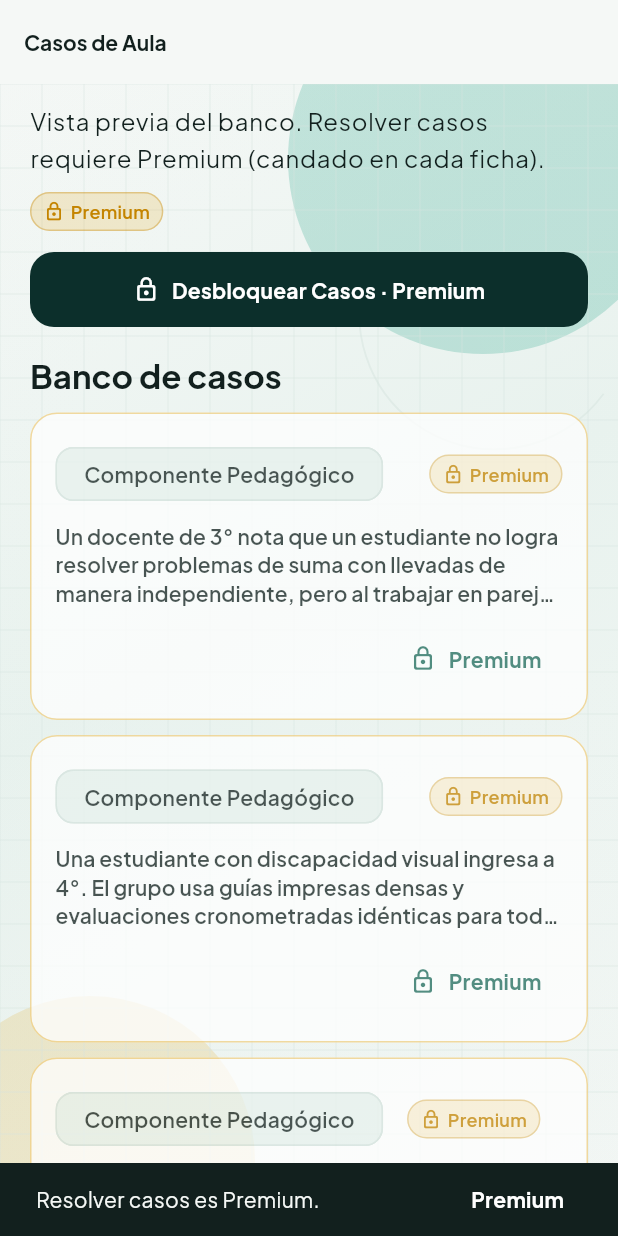
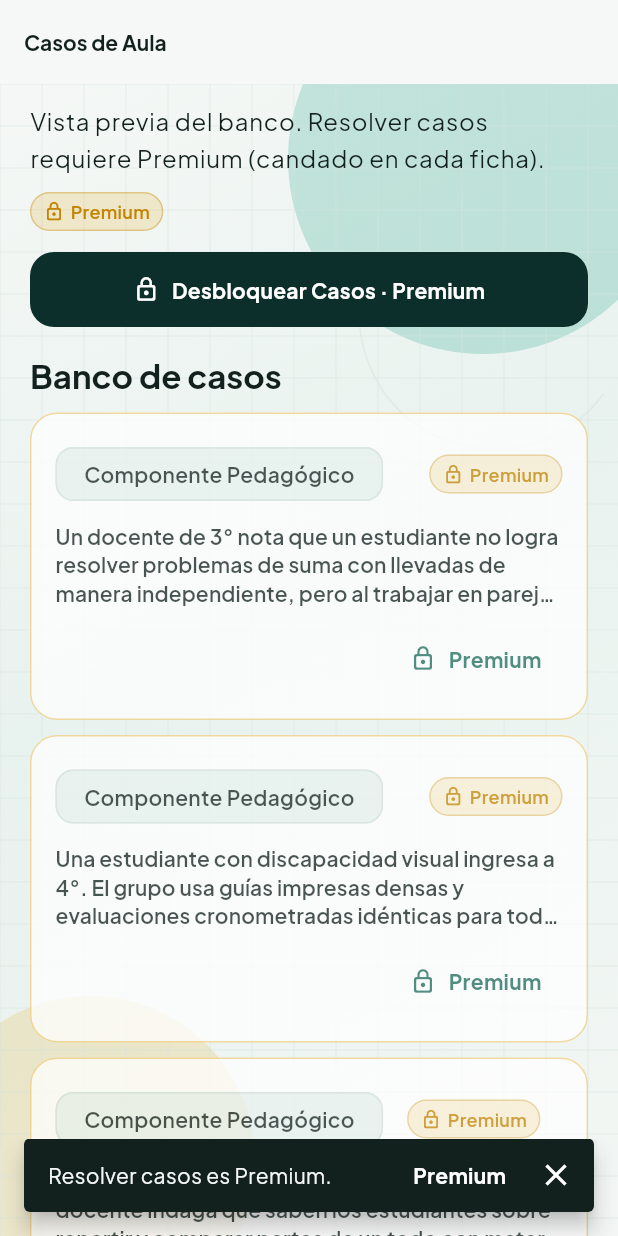
Before and after one commit to Intercreando/TuPlazaDocente, a Flutter app: the CasesScreen screen opened by its route, after a tap on "Premium", on a phone screen of 412 x 824 dp. Run offline on Flutter 3.47's test engine with Material 3 defaults, Android fonts, the phone set to English and light mode, and no system bars; our stand-ins replace cloud_firestore, cloud_functions, firebase_auth, firebase_core, fl_chart, flutter_animate and 5 more; missing offline and left inert: cloud_firestore_web, cloud_functions_web, dart:js_interop, firebase_auth_web, firebase_core_web; accounts and stored records are empty; network calls fail.

Commit message:
ajustes de boton de aviso

```diff
--- a/lib/screens/cases_screen.dart
+++ b/lib/screens/cases_screen.dart
@@ -1,11 +1,11 @@
 import 'package:flutter/material.dart';
-import 'package:go_router/go_router.dart';
 import 'package:provider/provider.dart';
 
 import '../data/question_bank.dart';
 import '../models/enums.dart';
 import '../state/app_state.dart';
 import '../theme/app_colors.dart';
+import '../utils/app_snackbars.dart';
 import '../utils/session_launch.dart';
 import '../widgets/atmospheric_background.dart';
 import '../widgets/feature_access_badge.dart';
@@ -51,16 +51,9 @@ class CasesScreen extends StatelessWidget {
                 FilledButton.icon(
                   onPressed: () {
                     if (!state.canAccessCases) {
-                      ScaffoldMessenger.of(context).showSnackBar(
-                        SnackBar(
-                          content: const Text(
-                            'Casos de Aula es Premium.',
-                          ),
-                          action: SnackBarAction(
-                            label: 'Premium',
-                            onPressed: () => context.push('/premium'),
-                          ),
-                        ),
+                      AppSnackbars.premiumLocked(
+                        context,
+                        'Casos de Aula es Premium.',
                       );
                       return;
                     }
@@ -144,17 +137,9 @@ class CasesScreen extends StatelessWidget {
                               child: TextButton.icon(
                                 onPressed: () {
                                   if (locked) {
-                                    ScaffoldMessenger.of(context).showSnackBar(
-                                      SnackBar(
-                                        content: const Text(
-                                          'Resolver casos es Premium.',
-                                        ),
-                                        action: SnackBarAction(
-                                          label: 'Premium',
-                                          onPressed: () =>
-                                              context.push('/premium'),
-                                        ),
-                                      ),
+                                    AppSnackbars.premiumLocked(
+                                      context,
+                                      'Resolver casos es Premium.',
                                     );
                                     return;
                                   }
--- /dev/null
+++ b/lib/utils/app_snackbars.dart
@@ -0,0 +1,86 @@
+import 'package:flutter/material.dart';
+import 'package:go_router/go_router.dart';
+
+/// Avisos temporales de la app (auto-cierran; no tapan la UI en PC/móvil).
+abstract final class AppSnackbars {
+  /// Duración estándar de avisos con acción (p. ej. Premium).
+  static const Duration withAction = Duration(seconds: 4);
+
+  /// Duración de avisos informativos sin acción.
+  static const Duration info = Duration(seconds: 3);
+
+  /// Muestra un aviso que se cierra solo (~4 s) y con botón X.
+  ///
+  /// No usa [SnackBarAction]: en Flutter Web/desktop ese action puede dejar
+  /// el aviso abierto indefinidamente aunque se pase [duration].
+  static void show(
+    BuildContext context, {
+    required String message,
+    String? actionLabel,
+    VoidCallback? onAction,
+    Duration? duration,
+  }) {
+    final messenger = ScaffoldMessenger.of(context);
+    messenger.clearSnackBars();
+
+    final hasAction = actionLabel != null && onAction != null;
+    final wait = duration ?? (hasAction ? withAction : info);
+
+    late final ScaffoldFeatureController<SnackBar, SnackBarClosedReason>
+        controller;
+
+    controller = messenger.showSnackBar(
+      SnackBar(
+        behavior: SnackBarBehavior.floating,
+        margin: const EdgeInsets.fromLTRB(16, 0, 16, 16),
+        dismissDirection: DismissDirection.horizontal,
+        duration: wait,
+        // X nativa de Material 3 para cerrar a mano.
+        showCloseIcon: true,
+        closeIconColor: Colors.white,
+        content: Row(
+          children: [
+            Expanded(
+              child: Text(message),
+            ),
+            if (hasAction) ...[
+              const SizedBox(width: 8),
+              TextButton(
+                style: TextButton.styleFrom(
+                  foregroundColor: Colors.white,
+                  padding: const EdgeInsets.symmetric(horizontal: 8),
+                  minimumSize: Size.zero,
+                  tapTargetSize: MaterialTapTargetSize.shrinkWrap,
+                ),
+                onPressed: () {
+                  controller.close();
+                  onAction();
+                },
+                child: Text(actionLabel),
+              ),
+            ],
+          ],
+        ),
+      ),
+    );
+
+    // Cierre forzado: respaldo si el motor web ignora [duration].
+    Future<void>.delayed(wait, () {
+      try {
+        controller.close();
+      } catch (_) {
+        // Ya cerrado por el usuario o por el propio SnackBar.
+      }
+    });
+  }
+
+  /// Aviso de función bloqueada + acceso rápido a Premium.
+  static void premiumLocked(BuildContext context, String message) {
+    show(
+      context,
+      message: message,
+      actionLabel: 'Premium',
+      onAction: () => context.push('/premium'),
+    );
+  }
+}
```
Also changed, not shown: lib/screens/home_screen.dart (+10 -24 lines), lib/utils/session_launch.dart (+2 -9 lines), 1 other file.
